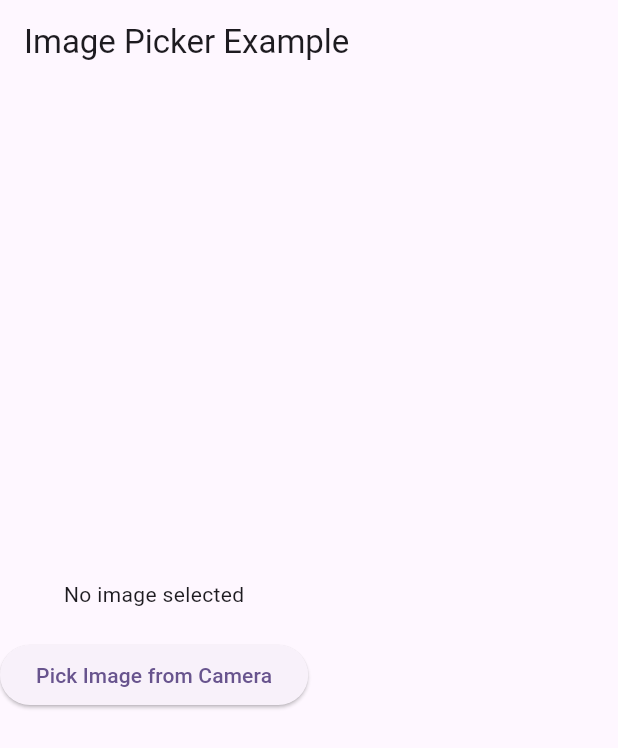
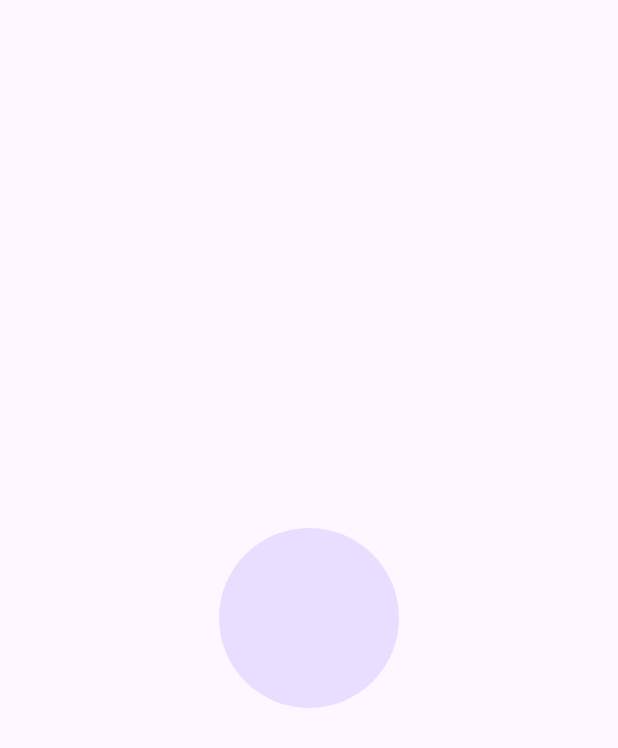
Before and after one commit to muhib95/todo_provider, a Flutter app: the screen it shows after launch, on a phone screen of 412 x 824 dp. Shown: the top 748 px of the screen. Run offline on Flutter 3.47's test engine with Material 3 defaults, Android fonts, the phone set to English and light mode, and no system bars; our stand-ins replace image_picker, shared_preferences; missing offline and left inert: msh_checkbox.

Commit message:
image circulerAvater

```diff
--- a/lib/main.dart
+++ b/lib/main.dart
@@ -7,6 +7,7 @@ import 'package:todo_provider/Provider/imagepicker_provider.dart';
 import 'package:todo_provider/Provider/todo_provider.dart';
 import 'package:todo_provider/view/Counter/counter_screen.dart';
 import 'package:todo_provider/view/image_upload/image_upload.dart';
+import 'package:todo_provider/view/register.dart';
 import 'package:todo_provider/view/screen/home_screen.dart';
 
 void main() {
@@ -33,7 +34,7 @@ class MyApp extends StatelessWidget {
         colorScheme: ColorScheme.fromSeed(seedColor: Colors.deepPurple),
         useMaterial3: true,
       ),
-      home: ImagePickerScreen(),
+      home: Register(),
     );
   }
 }
--- a/lib/view/image_upload/image_upload.dart
+++ b/lib/view/image_upload/image_upload.dart
@@ -7,6 +7,8 @@ import 'package:todo_provider/Provider/imagepicker_provider.dart';
 import '../../utils/image_source_dialogue.dart';
 
 class ImagePickerScreen extends StatefulWidget {
+  const ImagePickerScreen({super.key});
+
   @override
   _ImagePickerScreenState createState() => _ImagePickerScreenState();
 }
@@ -50,6 +52,8 @@ class _ImagePickerScreenState extends State<ImagePickerScreen> {
               },
               child: Text("Clear Image"),
             ),
+          SizedBox(height: 20),
+          CircleAvatar(),
         ],
       ),
     );
--- /dev/null
+++ b/lib/view/register.dart
@@ -0,0 +1,54 @@
+import 'dart:io';
+
+import 'package:flutter/material.dart';
+import 'package:provider/provider.dart';
+import 'package:todo_provider/Provider/imagepicker_provider.dart';
+import 'package:todo_provider/utils/image_source_dialogue.dart';
+
+class Register extends StatefulWidget {
+  const Register({super.key});
+
+  @override
+  State<Register> createState() => _RegisterState();
+}
+
+class _RegisterState extends State<Register> {
+  @override
+  Widget build(BuildContext context) {
+    final provider = Provider.of<ImagePickerProvider>(context);
+    return Scaffold(
+      body: SafeArea(
+        child: Center(
+          child: Column(
+            mainAxisAlignment: MainAxisAlignment.center,
+            crossAxisAlignment: CrossAxisAlignment.center,
+            children: [
+              if (provider.pickedImage != null)
+                GestureDetector(
+                  onTap: () {
+                    print('gg');
+                    showImageSourceDialog(context);
+                  },
+                  child: CircleAvatar(
+                    maxRadius: 60,
+                    backgroundImage:
+                        FileImage(File(provider.pickedImage!.path)),
+                  ),
+                )
+              else
+                GestureDetector(
+                  onTap: () {
+                    print('gg');
+                    showImageSourceDialog(context);
+                  },
+                  child: CircleAvatar(
+                    maxRadius: 60,
+                  ),
+                )
+            ],
+          ),
+        ),
+      ),
+    );
+  }
+}
```
